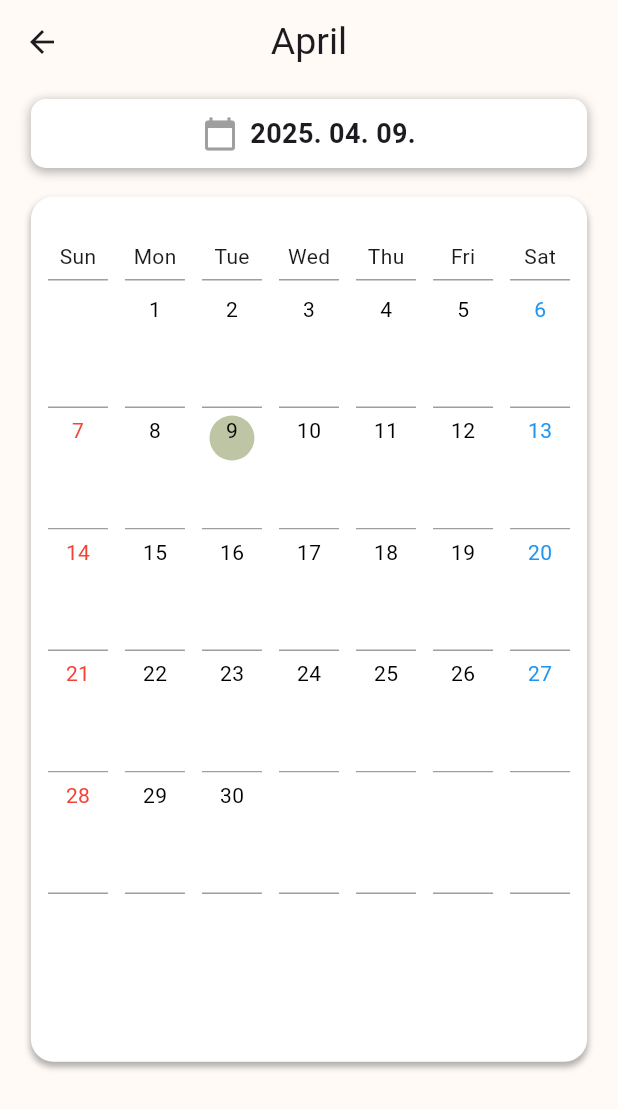
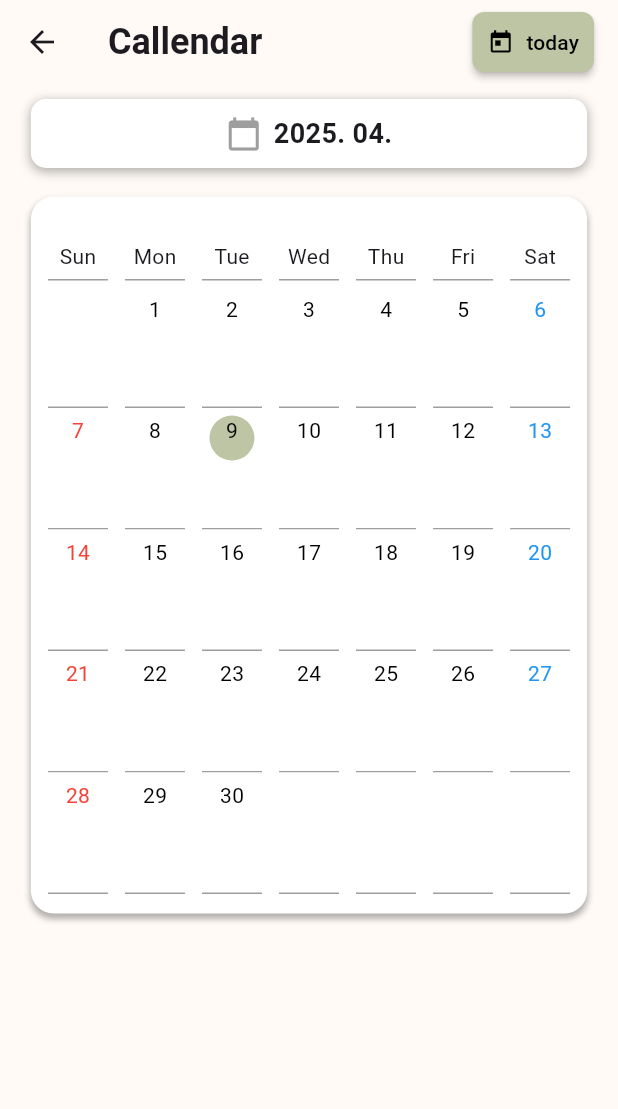
Before and after one commit to APAC-Solution-Challenge-2025/FrontEnd, a Flutter app: the ReportMainPage screen opened directly, on a phone screen of 412 x 824 dp. Shown: the top 1109 px of the screen. Run offline on Flutter 3.47's test engine with Material 3 defaults, Android fonts, the phone set to English and light mode, and no system bars; our stand-ins replace sign_in_with_apple, table_calendar.

Commit message:
Feat: 캘린더 기능 추가
선택한 날짜의 달력 렌더링하기, 오늘 날짜로 돌아가기 기능 추가하였습니다.

```diff
--- a/lib/screens/home/home.dart
+++ b/lib/screens/home/home.dart
@@ -20,6 +20,12 @@ class HomePage extends StatelessWidget {
               },
               child: const Text('Go to report main page'),
             ),
+            ElevatedButton(
+              onPressed: () {
+                Navigator.pushNamed(context, '/loginMainPage');
+              },
+              child: const Text('Go to login main page'),
+            ),
           ],
         ),
       ),
--- a/lib/screens/main_tabs/report/report_main_page.dart
+++ b/lib/screens/main_tabs/report/report_main_page.dart
@@ -9,53 +9,76 @@ class ReportMainPage extends StatefulWidget {
 }
 
 class _ReportMainPageState extends State<ReportMainPage> {
-    DateTime selectedDate = DateTime.now(); // 현재 날짜
+  DateTime selectedDate = DateTime.now(); // 선택된 날짜 (초기값: 오늘)
 
   @override
   Widget build(BuildContext context) {
-    DateTime now = DateTime.now(); // 현재 날짜
+    DateTime now = selectedDate;
+    int days = daysInMonth(now);
+    int startDay = DateTime(now.year, now.month, 1).weekday;
 
-    int days = daysInMonth(now); // 이번 달 일수
-    int startDay = DateTime(now.year, now.month, 1).weekday; // 시작 요일
-
-    // 날짜 리스트 생성
     List<int?> dates = [
-      for (int i = 1; i < startDay; i++) null, // 이전 달 빈 칸
-      for (int i = 1; i <= days; i++) i,       // 이번 달 날짜
+      for (int i = 1; i < startDay; i++) null,
+      for (int i = 1; i <= days; i++) i,
     ];
 
     while (dates.length % 7 != 0) {
-      dates.add(null); // 빈 칸으로 나머지 칸 채우기
+      dates.add(null);
     }
 
     final List<String> week = ['Sun', 'Mon', 'Tue', 'Wed', 'Thu', 'Fri', 'Sat'];
-    final String month = DateFormat('MMMM').format(now);
+
+    final screenHeight = MediaQuery.of(context).size.height;
+    final screenWidth = MediaQuery.of(context).size.width;
 
     return Scaffold(
       backgroundColor: const Color(0xFFFFFAF6),
       appBar: AppBar(
         backgroundColor: const Color(0xFFFFFAF6),
-        title: Text(
-          month,
-          style: const TextStyle(
-            fontSize: 25,
+        title: Row(
+          mainAxisAlignment: MainAxisAlignment.spaceBetween,
+          children: [
+            const Text(
+              "Callendar",
+              style: TextStyle(fontSize: 24, fontWeight: FontWeight.bold),
+            ),
+            ElevatedButton.icon(
+              onPressed: () {
+                setState(() {
+                  selectedDate = DateTime.now();
+                });
+              },
+              icon: const Icon(Icons.today, size: 18),
+              label: const Text(
+                "today",
+                style: TextStyle(fontSize: 14),
+              ),
+              style: ElevatedButton.styleFrom(
+                backgroundColor: const Color(0xFFBEC5A4),
+                foregroundColor: Colors.black,
+                padding: const EdgeInsets.symmetric(horizontal: 10, vertical: 8),
+                shape: RoundedRectangleBorder(
+                  borderRadius: BorderRadius.circular(8),
+                ),
+                elevation: 2,
               ),
             ),
-        centerTitle: true,
+          ],
         ),
-
+      ),
       body: Stack(
         children: [
+          // 날짜 선택 박스
           Positioned(
             top: 10,
-            left: MediaQuery.of(context).size.width * 0.05,
-            right: MediaQuery.of(context).size.width * 0.05,
+            left: screenWidth * 0.05,
+            right: screenWidth * 0.05,
             child: GestureDetector(
-              onTap: () => _selectDate(context), // 기본 제공되는 showDatePicker 사용 -> 이후 디자인 변경
+              onTap: () => _selectDate(context),
               child: Container(
                 padding: const EdgeInsets.all(10),
                 decoration: BoxDecoration(
-                  color: Colors.white,
+                  color: const Color(0xffffffff),
                   borderRadius: BorderRadius.circular(10),
                   boxShadow: const [
                     BoxShadow(
@@ -72,8 +95,9 @@ class ReportMainPage extends StatefulWidget {
                     const Icon(Icons.calendar_today, color: Colors.grey),
                     const SizedBox(width: 8),
                     Text(
-                      DateFormat('yyyy. MM. dd.').format(selectedDate),
-                      style: const TextStyle(fontSize: 18, fontWeight: FontWeight.bold),
+                      DateFormat('yyyy. MM.').format(selectedDate),
+                      style: const TextStyle(
+                          fontSize: 18, fontWeight: FontWeight.bold),
                     ),
                   ],
                 ),
@@ -84,10 +108,10 @@ class ReportMainPage extends StatefulWidget {
           // 캘린더 UI
           Positioned(
             top: 75,
-            left: MediaQuery.of(context).size.width * 0.05,
-            right: MediaQuery.of(context).size.width * 0.05,
+            left: screenWidth * 0.05,
+            right: screenWidth * 0.05,
             child: Container(
-              height: MediaQuery.of(context).size.height * 0.7,
+              height: screenHeight * 0.58,
               decoration: BoxDecoration(
                 color: Colors.white,
                 borderRadius: BorderRadius.circular(15),
@@ -114,9 +138,7 @@ class ReportMainPage extends StatefulWidget {
                               margin: const EdgeInsets.only(top: 30),
                               child: Text(
                                 day,
-                                style: const TextStyle(
-                                  fontSize: 14,
-                                ),
+                                style: const TextStyle(fontSize: 14),
                               ),
                             ),
                             Container(
@@ -140,7 +162,7 @@ class ReportMainPage extends StatefulWidget {
                           mainAxisAlignment: MainAxisAlignment.spaceEvenly,
                           children: [
                             for (int i = 0; i < 7; i++)
-                              if (weekIndex * 7 + i < dates.length) // 유효한 날짜 확인
+                              if (weekIndex * 7 + i < dates.length)
                                 Column(
                                   children: [
                                     GestureDetector(
@@ -156,7 +178,7 @@ class ReportMainPage extends StatefulWidget {
                                                 ),
                                               );
                                             }
-                                          : null, // 빈 날짜는 터치 안 되게
+                                          : null,
                                       child: Container(
                                         alignment: Alignment.topCenter,
                                         width: 40,
@@ -174,7 +196,9 @@ class ReportMainPage extends StatefulWidget {
                                                   now.month,
                                                   dates[weekIndex * 7 + i]!,
                                                 ).day ==
-                                                    now.day)
+                                                    DateTime.now().day &&
+                                                now.month == DateTime.now().month &&
+                                                now.year == DateTime.now().year)
                                               Container(
                                                 width: 30,
                                                 height: 30,
@@ -184,7 +208,9 @@ class ReportMainPage extends StatefulWidget {
                                                 ),
                                               ),
                                             Text(
-                                              dates[weekIndex * 7 + i]?.toString() ?? "",
+                                              dates[weekIndex * 7 + i]
+                                                      ?.toString() ??
+                                                  "",
                                               style: TextStyle(
                                                 fontSize: 14,
                                                 color: dates[weekIndex * 7 + i] != null &&
@@ -210,7 +236,6 @@ class ReportMainPage extends StatefulWidget {
                                         ),
                                       ),
                                     ),
-
                                     Container(
                                       height: 1,
                                       width: 40,
@@ -234,22 +259,124 @@ class ReportMainPage extends StatefulWidget {
   }
 
   Future<void> _selectDate(BuildContext context) async {
-  DateTime? pickedDate = await showDatePicker(
+  final selected = await showDialog<DateTime>(
     context: context,
-    initialDate: selectedDate,
-    firstDate: DateTime(2000),
-    lastDate: DateTime(2100),
+    builder: (BuildContext context) {
+      int tempYear = selectedDate.year;
+      int tempMonth = selectedDate.month;
+      final screenHeight = MediaQuery.of(context).size.height;
+
+      return AlertDialog(
+        backgroundColor: const Color(0xFFFFFAF6),
+        title: const Text(
+          'Select Year & Month',
+        ),
+        content: StatefulBuilder(
+          builder: (context, setInnerState) {
+            return SizedBox(
+              height: screenHeight * 0.1,
+              child: Column(
+                mainAxisAlignment: MainAxisAlignment.center,
+                children: [
+                  Row(
+                    children: [
+                      // 연도 드롭다운
+                      Expanded(
+                        child: Container(
+                          margin: const EdgeInsets.only(right: 8),
+                          padding: const EdgeInsets.symmetric(horizontal: 12),
+                          decoration: BoxDecoration(
+                            border: Border.all(color: Colors.grey.shade400),
+                            borderRadius: BorderRadius.circular(8),
+                            color: Colors.white,
+                          ),
+                          child: DropdownButtonHideUnderline(
+                            child: DropdownButton<int>(
+                              isExpanded: true,
+                              value: tempYear,
+                              items: [
+                                for (int year = 2000; year <= 2100; year++)
+                                  DropdownMenuItem(
+                                    value: year,
+                                    child: Text('$year'),
+                                  )
+                              ],
+                              onChanged: (value) {
+                                if (value != null) {
+                                  setInnerState(() {
+                                    tempYear = value;
+                                  });
+                                }
+                              },
+                            ),
+                          ),
+                        ),
+                      ),
+                      // 월 드롭다운
+                      Expanded(
+                        child: Container(
+                          margin: const EdgeInsets.only(left: 8),
+                          padding: const EdgeInsets.symmetric(horizontal: 12),
+                          decoration: BoxDecoration(
+                            border: Border.all(color: Colors.grey.shade400),
+                            borderRadius: BorderRadius.circular(8),
+                            color: Colors.white,
+                          ),
+                          child: DropdownButtonHideUnderline(
+                            child: DropdownButton<int>(
+                              isExpanded: true,
+                              value: tempMonth,
+                              items: [
+                                for (int month = 1; month <= 12; month++)
+                                  DropdownMenuItem(
+                                    value: month,
+                                    child: Text(month.toString().padLeft(2, '0')),
+                                  )
+                              ],
+                              onChanged: (value) {
+                                if (value != null) {
+                                  setInnerState(() {
+                                    tempMonth = value;
+                                  });
+                                }
+                              },
+                            ),
+                          ),
+                        ),
+                      ),
+                    ],
+                  ),
+                ],
+              ),
+            );
+          },
+        ),
+        actions: [
+          TextButton(
+            child: const Text(
+              'Confirm',
+              style: TextStyle(
+                color: Colors.black,
+                ),
+            ),
+            onPressed: () {
+              Navigator.of(context).pop(DateTime(tempYear, tempMonth, 1));
+            },
+          ),
+        ],
       );
 
-  if (pickedDate != null && pickedDate != selectedDate) {
+    },
+  );
+
+  if (selected != null) {
     setState(() {
-      selectedDate = pickedDate;
+      selectedDate = selected;
     });
   }
 }
 
 
-  // 월의 일수 계산 함수
   int daysInMonth(DateTime date) {
     var nextMonth = (date.month < 12)
         ? DateTime(date.year, date.month + 1, 1)
```
Also changed, not shown: lib/routes.dart (line endings or trailing spaces). Lines whose indentation alone changed are shown as unchanged.
